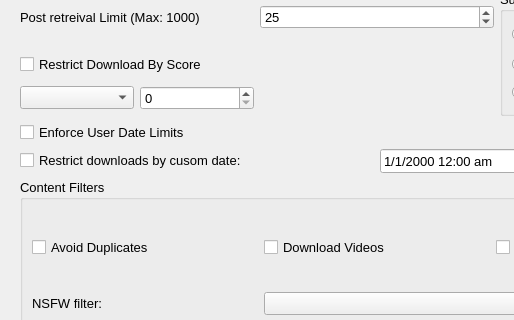
First picture: the form in DownloaderForReddit/GUI_Resources/DownloaderForRedditSettingsGUI.ui, repository MalloyDelacroix/DownloaderForReddit, before the edit; both pictures show x 0 to 514 and y 96 to 416 of the 754 by 889 pixel window.
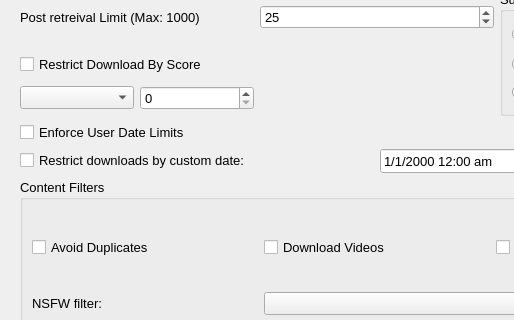
Second picture: the form after the edit. Icons and pictures are not drawn.

Patch:
```diff
--- a/DownloaderForReddit/GUI_Resources/DownloaderForRedditSettingsGUI.ui
+++ b/DownloaderForReddit/GUI_Resources/DownloaderForRedditSettingsGUI.ui
@@ -279,7 +279,7 @@
             </font>
            </property>
            <property name="text">
-            <string>Restrict downloads by cusom date:</string>
+            <string>Restrict downloads by custom date:</string>
            </property>
           </widget>
          </item>
```
